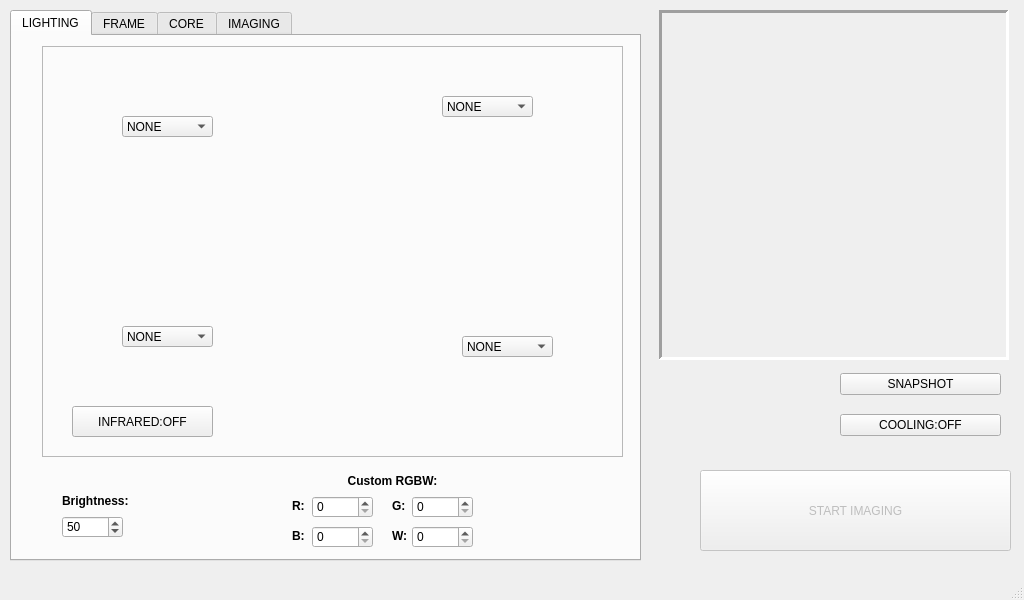
Old version of the form _ui/Clinostat.ui in the repository CoSE-Jerry/3D-Clinostat.
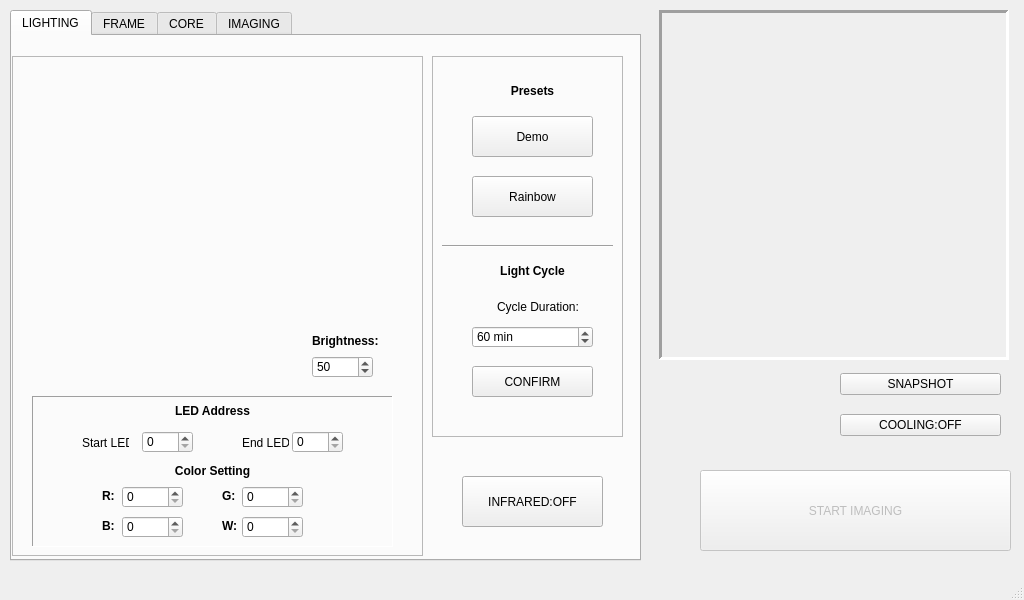
New version of the form. The open tabs and pages were chosen to show the change. Icons and pictures are not drawn.

Patch:
```diff
--- a/_ui/Clinostat.ui
+++ b/_ui/Clinostat.ui
@@ -68,45 +68,13 @@
      <attribute name="title">
       <string>LIGHTING</string>
      </attribute>
-     <widget class="QSpinBox" name="BRT_spinBox">
-      <property name="geometry">
-       <rect>
-        <x>50</x>
-        <y>480</y>
-        <width>61</width>
-        <height>22</height>
-       </rect>
-      </property>
-      <property name="minimum">
-       <number>1</number>
-      </property>
-      <property name="maximum">
-       <number>255</number>
-      </property>
-      <property name="value">
-       <number>50</number>
-      </property>
-     </widget>
-     <widget class="QLabel" name="BRT_lable">
-      <property name="geometry">
-       <rect>
-        <x>50</x>
-        <y>450</y>
-        <width>81</width>
-        <height>31</height>
-       </rect>
-      </property>
-      <property name="text">
-       <string>&lt;html&gt;&lt;head/&gt;&lt;body&gt;&lt;p&gt;&lt;span style=&quot; font-weight:600;&quot;&gt;Brightness:&lt;/span&gt;&lt;/p&gt;&lt;/body&gt;&lt;/html&gt;</string>
-      </property>
-     </widget>
      <widget class="QFrame" name="frame">
       <property name="geometry">
        <rect>
-        <x>30</x>
-        <y>10</y>
-        <width>581</width>
-        <height>411</height>
+        <x>0</x>
+        <y>20</y>
+        <width>411</width>
+        <height>500</height>
        </rect>
       </property>
       <property name="frameShape">
@@ -118,10 +86,10 @@
       <widget class="QLabel" name="coreImage">
        <property name="geometry">
         <rect>
-         <x>100</x>
-         <y>-20</y>
-         <width>401</width>
-         <height>411</height>
+         <x>55</x>
+         <y>10</y>
+         <width>300</width>
+         <height>300</height>
         </rect>
        </property>
        <property name="text">
@@ -134,295 +102,371 @@
         <bool>true</bool>
        </property>
       </widget>
-      <widget class="QComboBox" name="bottomColor_comboBox">
+      <widget class="QFrame" name="frame_5">
        <property name="geometry">
         <rect>
-         <x>80</x>
-         <y>280</y>
-         <width>91</width>
-         <height>21</height>
+         <x>20</x>
+         <y>340</y>
+         <width>361</width>
+         <height>151</height>
         </rect>
        </property>
-       <item>
+       <property name="frameShape">
+        <enum>QFrame::Panel</enum>
+       </property>
+       <property name="frameShadow">
+        <enum>QFrame::Sunken</enum>
+       </property>
+       <widget class="QLabel" name="R_label">
+        <property name="geometry">
+         <rect>
+          <x>70</x>
+          <y>90</y>
+          <width>21</width>
+          <height>21</height>
+         </rect>
+        </property>
         <property name="text">
-         <string>NONE</string>
+         <string>&lt;html&gt;&lt;head/&gt;&lt;body&gt;&lt;p&gt;&lt;span style=&quot; font-weight:600;&quot;&gt;R:&lt;/span&gt;&lt;/p&gt;&lt;/body&gt;&lt;/html&gt;</string>
         </property>
-       </item>
-       <item>
+       </widget>
+       <widget class="QLabel" name="B_label">
+        <property name="geometry">
+         <rect>
+          <x>70</x>
+          <y>120</y>
+          <width>21</width>
+          <height>21</height>
+         </rect>
+        </property>
         <property name="text">
-         <string>RED</string>
+         <string>&lt;html&gt;&lt;head/&gt;&lt;body&gt;&lt;p&gt;&lt;span style=&quot; font-weight:600;&quot;&gt;B:&lt;/span&gt;&lt;/p&gt;&lt;/body&gt;&lt;/html&gt;</string>
         </property>
-       </item>
-       <item>
+       </widget>
+       <widget class="QLabel" name="G_label">
+        <property name="geometry">
+         <rect>
+          <x>190</x>
+          <y>90</y>
+          <width>21</width>
+          <height>21</height>
+         </rect>
+        </property>
         <property name="text">
-         <string>GREEN</string>
+         <string>&lt;html&gt;&lt;head/&gt;&lt;body&gt;&lt;p&gt;&lt;span style=&quot; font-weight:600;&quot;&gt;G:&lt;/span&gt;&lt;/p&gt;&lt;/body&gt;&lt;/html&gt;</string>
         </property>
-       </item>
-       <item>
+       </widget>
+       <widget class="QSpinBox" name="B_spinBox">
+        <property name="geometry">
+         <rect>
+          <x>90</x>
+          <y>120</y>
+          <width>61</width>
+          <height>22</height>
+         </rect>
+        </property>
+        <property name="maximum">
+         <number>255</number>
+        </property>
+       </widget>
+       <widget class="QLabel" name="W_label">
+        <property name="geometry">
+         <rect>
+          <x>190</x>
+          <y>120</y>
+          <width>21</width>
+          <height>21</height>
+         </rect>
+        </property>
         <property name="text">
-         <string>BLUE</string>
+         <string>&lt;html&gt;&lt;head/&gt;&lt;body&gt;&lt;p&gt;&lt;span style=&quot; font-weight:600;&quot;&gt;W:&lt;/span&gt;&lt;/p&gt;&lt;/body&gt;&lt;/html&gt;</string>
         </property>
-       </item>
-       <item>
+       </widget>
+       <widget class="QLabel" name="Address_label">
+        <property name="geometry">
+         <rect>
+          <x>110</x>
+          <y>0</y>
+          <width>141</width>
+          <height>31</height>
+         </rect>
+        </property>
         <property name="text">
-         <string>WHITE</string>
+         <string>&lt;html&gt;&lt;head/&gt;&lt;body&gt;&lt;p align=&quot;center&quot;&gt;&lt;span style=&quot; font-weight:600;&quot;&gt;LED Address&lt;/span&gt;&lt;/p&gt;&lt;/body&gt;&lt;/html&gt;</string>
         </property>
-       </item>
-       <item>
+       </widget>
+       <widget class="QSpinBox" name="W_spinBox">
+        <property name="geometry">
+         <rect>
+          <x>210</x>
+          <y>120</y>
+          <width>61</width>
+          <height>22</height>
+         </rect>
+        </property>
+        <property name="maximum">
+         <number>255</number>
+        </property>
+       </widget>
+       <widget class="QSpinBox" name="G_spinBox">
+        <property name="geometry">
+         <rect>
+          <x>210</x>
+          <y>90</y>
+          <width>61</width>
+          <height>22</height>
+         </rect>
+        </property>
+        <property name="maximum">
+         <number>255</number>
+        </property>
+       </widget>
+       <widget class="QSpinBox" name="R_spinBox">
+        <property name="geometry">
+         <rect>
+          <x>90</x>
+          <y>90</y>
+          <width>61</width>
+          <height>22</height>
+         </rect>
+        </property>
+        <property name="maximum">
+         <number>255</number>
+        </property>
+       </widget>
+       <widget class="QSpinBox" name="Start_spinBox">
+        <property name="geometry">
+         <rect>
+          <x>110</x>
+          <y>35</y>
+          <width>51</width>
+          <height>22</height>
+         </rect>
+        </property>
+       </widget>
+       <widget class="QSpinBox" name="End_spinBox">
+        <property name="geometry">
+         <rect>
+          <x>260</x>
+          <y>35</y>
+          <width>51</width>
+          <height>22</height>
+         </rect>
+        </property>
+       </widget>
+       <widget class="QLabel" name="Start_label">
+        <property name="geometry">
+         <rect>
+          <x>50</x>
+          <y>40</y>
+          <width>47</width>
+          <height>13</height>
+         </rect>
+        </property>
         <property name="text">
-         <string>CUSTOM</string>
+         <string>Start LED:</string>
         </property>
-       </item>
+       </widget>
+       <widget class="QLabel" name="end_label">
+        <property name="geometry">
+         <rect>
+          <x>210</x>
+          <y>40</y>
+          <width>47</width>
+          <height>13</height>
+         </rect>
+        </property>
+        <property name="text">
+         <string>End LED:</string>
+        </property>
+       </widget>
+       <widget class="QLabel" name="color_label">
+        <property name="geometry">
+         <rect>
+          <x>110</x>
+          <y>60</y>
+          <width>141</width>
+          <height>31</height>
+         </rect>
+        </property>
+        <property name="text">
+         <string>&lt;html&gt;&lt;head/&gt;&lt;body&gt;&lt;p align=&quot;center&quot;&gt;&lt;span style=&quot; font-weight:600;&quot;&gt;Color Setting&lt;/span&gt;&lt;/p&gt;&lt;/body&gt;&lt;/html&gt;</string>
+        </property>
+       </widget>
       </widget>
-      <widget class="QPushButton" name="IR_pushButton">
+      <widget class="QLabel" name="BRT_lable">
        <property name="geometry">
         <rect>
+         <x>300</x>
+         <y>270</y>
+         <width>81</width>
+         <height>31</height>
+        </rect>
+       </property>
+       <property name="text">
+        <string>&lt;html&gt;&lt;head/&gt;&lt;body&gt;&lt;p&gt;&lt;span style=&quot; font-weight:600;&quot;&gt;Brightness:&lt;/span&gt;&lt;/p&gt;&lt;/body&gt;&lt;/html&gt;</string>
+       </property>
+      </widget>
+      <widget class="QSpinBox" name="BRT_spinBox">
+       <property name="geometry">
+        <rect>
+         <x>300</x>
+         <y>300</y>
+         <width>61</width>
+         <height>22</height>
+        </rect>
+       </property>
+       <property name="minimum">
+        <number>1</number>
+       </property>
+       <property name="maximum">
+        <number>255</number>
+       </property>
+       <property name="value">
+        <number>50</number>
+       </property>
+      </widget>
+     </widget>
+     <widget class="QFrame" name="frame_2">
+      <property name="geometry">
+       <rect>
+        <x>420</x>
+        <y>20</y>
+        <width>191</width>
+        <height>381</height>
+       </rect>
+      </property>
+      <property name="frameShape">
+       <enum>QFrame::StyledPanel</enum>
+      </property>
+      <property name="frameShadow">
+       <enum>QFrame::Raised</enum>
+      </property>
+      <widget class="QLabel" name="presets_label">
+       <property name="geometry">
+        <rect>
          <x>30</x>
-         <y>360</y>
+         <y>20</y>
          <width>141</width>
          <height>31</height>
         </rect>
        </property>
        <property name="text">
-        <string>INFRARED:OFF</string>
+        <string>&lt;html&gt;&lt;head/&gt;&lt;body&gt;&lt;p align=&quot;center&quot;&gt;&lt;span style=&quot; font-weight:600;&quot;&gt;Presets&lt;/span&gt;&lt;/p&gt;&lt;/body&gt;&lt;/html&gt;</string>
        </property>
       </widget>
-      <widget class="QComboBox" name="rightColor_comboBox">
+      <widget class="QPushButton" name="rainbow_pushButton">
        <property name="geometry">
         <rect>
-         <x>420</x>
-         <y>290</y>
-         <width>91</width>
-         <height>21</height>
+         <x>40</x>
+         <y>60</y>
+         <width>121</width>
+         <height>41</height>
         </rect>
        </property>
-       <item>
-        <property name="text">
-         <string>NONE</string>
-        </property>
-       </item>
-       <item>
-        <property name="text">
-         <string>RED</string>
-        </property>
-       </item>
-       <item>
-        <property name="text">
-         <string>GREEN</string>
-        </property>
-       </item>
-       <item>
-        <property name="text">
-         <string>BLUE</string>
-        </property>
-       </item>
-       <item>
-        <property name="text">
-         <string>WHITE</string>
-        </property>
-       </item>
-       <item>
-        <property name="text">
-         <string>CUSTOM</string>
-        </property>
-       </item>
+       <property name="text">
+        <string>Demo</string>
+       </property>
       </widget>
-      <widget class="QComboBox" name="leftColor_comboBox">
+      <widget class="QPushButton" name="Demo_pushButton">
        <property name="geometry">
         <rect>
-         <x>400</x>
-         <y>50</y>
-         <width>91</width>
-         <height>21</height>
+         <x>40</x>
+         <y>120</y>
+         <width>121</width>
+         <height>41</height>
         </rect>
        </property>
-       <item>
-        <property name="text">
-         <string>NONE</string>
-        </property>
-       </item>
-       <item>
-        <property name="text">
-         <string>RED</string>
-        </property>
-       </item>
-       <item>
-        <property name="text">
-         <string>GREEN</string>
-        </property>
-       </item>
-       <item>
-        <property name="text">
-         <string>BLUE</string>
-        </property>
-       </item>
-       <item>
-        <property name="text">
-         <string>WHITE</string>
-        </property>
-       </item>
-       <item>
-        <property name="text">
-         <string>CUSTOM</string>
-        </property>
-       </item>
+       <property name="text">
+        <string>Rainbow</string>
+       </property>
       </widget>
-      <widget class="QComboBox" name="topColor_comboBox">
+      <widget class="Line" name="line">
        <property name="geometry">
         <rect>
-         <x>80</x>
-         <y>70</y>
-         <width>91</width>
+         <x>10</x>
+         <y>180</y>
+         <width>171</width>
+         <height>20</height>
+        </rect>
+       </property>
+       <property name="orientation">
+        <enum>Qt::Horizontal</enum>
+       </property>
+      </widget>
+      <widget class="QLabel" name="lightCycle_label">
+       <property name="geometry">
+        <rect>
+         <x>30</x>
+         <y>200</y>
+         <width>141</width>
+         <height>31</height>
+        </rect>
+       </property>
+       <property name="text">
+        <string>&lt;html&gt;&lt;head/&gt;&lt;body&gt;&lt;p align=&quot;center&quot;&gt;&lt;span style=&quot; font-weight:600;&quot;&gt;Light Cycle&lt;/span&gt;&lt;/p&gt;&lt;/body&gt;&lt;/html&gt;</string>
+       </property>
+      </widget>
+      <widget class="QSpinBox" name="BRT_spinBox_2">
+       <property name="geometry">
+        <rect>
+         <x>40</x>
+         <y>270</y>
+         <width>121</width>
+         <height>22</height>
+        </rect>
+       </property>
+       <property name="suffix">
+        <string> min</string>
+       </property>
+       <property name="minimum">
+        <number>1</number>
+       </property>
+       <property name="maximum">
+        <number>999999999</number>
+       </property>
+       <property name="value">
+        <number>60</number>
+       </property>
+      </widget>
+      <widget class="QLabel" name="Start_label_2">
+       <property name="geometry">
+        <rect>
+         <x>65</x>
+         <y>240</y>
+         <width>81</width>
          <height>21</height>
         </rect>
        </property>
-       <item>
-        <property name="text">
-         <string>NONE</string>
-        </property>
-       </item>
-       <item>
-        <property name="text">
-         <string>RED</string>
-        </property>
-       </item>
-       <item>
-        <property name="text">
-         <string>GREEN</string>
-        </property>
-       </item>
-       <item>
-        <property name="text">
-         <string>BLUE</string>
-        </property>
-       </item>
-       <item>
-        <property name="text">
-         <string>WHITE</string>
-        </property>
-       </item>
-       <item>
-        <property name="text">
-         <string>CUSTOM</string>
-        </property>
-       </item>
+       <property name="text">
+        <string>Cycle Duration:</string>
+       </property>
       </widget>
+      <widget class="QPushButton" name="confirmCycle_pushButton">
+       <property name="geometry">
+        <rect>
+         <x>40</x>
+         <y>310</y>
+         <width>121</width>
+         <height>31</height>
+        </rect>
+       </property>
+       <property name="text">
+        <string>CONFIRM</string>
+       </property>
+      </widget>
      </widget>
-     <widget class="QLabel" name="custom_label">
+     <widget class="QPushButton" name="IR_pushButton">
       <property name="geometry">
        <rect>
-        <x>310</x>
-        <y>430</y>
+        <x>450</x>
+        <y>440</y>
         <width>141</width>
-        <height>31</height>
+        <height>51</height>
        </rect>
       </property>
       <property name="text">
-       <string>&lt;html&gt;&lt;head/&gt;&lt;body&gt;&lt;p align=&quot;center&quot;&gt;&lt;span style=&quot; font-weight:600;&quot;&gt;Custom RGBW:&lt;/span&gt;&lt;/p&gt;&lt;/body&gt;&lt;/html&gt;</string>
-      </property>
-     </widget>
-     <widget class="QLabel" name="G_label">
-      <property name="geometry">
-       <rect>
-        <x>380</x>
-        <y>460</y>
-        <width>21</width>
-        <height>21</height>
-       </rect>
-      </property>
-      <property name="text">
-       <string>&lt;html&gt;&lt;head/&gt;&lt;body&gt;&lt;p&gt;&lt;span style=&quot; font-weight:600;&quot;&gt;G:&lt;/span&gt;&lt;/p&gt;&lt;/body&gt;&lt;/html&gt;</string>
-      </property>
-     </widget>
-     <widget class="QLabel" name="R_label">
-      <property name="geometry">
-       <rect>
-        <x>280</x>
-        <y>460</y>
-        <width>21</width>
-        <height>21</height>
-       </rect>
-      </property>
-      <property name="text">
-       <string>&lt;html&gt;&lt;head/&gt;&lt;body&gt;&lt;p&gt;&lt;span style=&quot; font-weight:600;&quot;&gt;R:&lt;/span&gt;&lt;/p&gt;&lt;/body&gt;&lt;/html&gt;</string>
-      </property>
-     </widget>
-     <widget class="QSpinBox" name="G_spinBox">
-      <property name="geometry">
-       <rect>
-        <x>400</x>
-        <y>460</y>
-        <width>61</width>
-        <height>22</height>
-       </rect>
-      </property>
-      <property name="maximum">
-       <number>255</number>
-      </property>
-     </widget>
-     <widget class="QLabel" name="B_label">
-      <property name="geometry">
-       <rect>
-        <x>280</x>
-        <y>490</y>
-        <width>21</width>
-        <height>21</height>
-       </rect>
-      </property>
-      <property name="text">
-       <string>&lt;html&gt;&lt;head/&gt;&lt;body&gt;&lt;p&gt;&lt;span style=&quot; font-weight:600;&quot;&gt;B:&lt;/span&gt;&lt;/p&gt;&lt;/body&gt;&lt;/html&gt;</string>
-      </property>
-     </widget>
-     <widget class="QSpinBox" name="B_spinBox">
-      <property name="geometry">
-       <rect>
-        <x>300</x>
-        <y>490</y>
-        <width>61</width>
-        <height>22</height>
-       </rect>
-      </property>
-      <property name="maximum">
-       <number>255</number>
-      </property>
-     </widget>
-     <widget class="QSpinBox" name="R_spinBox">
-      <property name="geometry">
-       <rect>
-        <x>300</x>
-        <y>460</y>
-        <width>61</width>
-        <height>22</height>
-       </rect>
-      </property>
-      <property name="maximum">
-       <number>255</number>
-      </property>
-     </widget>
-     <widget class="QLabel" name="W_label">
-      <property name="geometry">
-       <rect>
-        <x>380</x>
-        <y>490</y>
-        <width>21</width>
-        <height>21</height>
-       </rect>
-      </property>
-      <property name="text">
-       <string>&lt;html&gt;&lt;head/&gt;&lt;body&gt;&lt;p&gt;&lt;span style=&quot; font-weight:600;&quot;&gt;W:&lt;/span&gt;&lt;/p&gt;&lt;/body&gt;&lt;/html&gt;</string>
-      </property>
-     </widget>
-     <widget class="QSpinBox" name="W_spinBox">
-      <property name="geometry">
-       <rect>
-        <x>400</x>
-        <y>490</y>
-        <width>61</width>
-        <height>22</height>
-       </rect>
-      </property>
-      <property name="maximum">
-       <number>255</number>
+       <string>INFRARED:OFF</string>
       </property>
      </widget>
     </widget>
```
Left out of the diff: 2 changed lines with no effect on the pictures.
